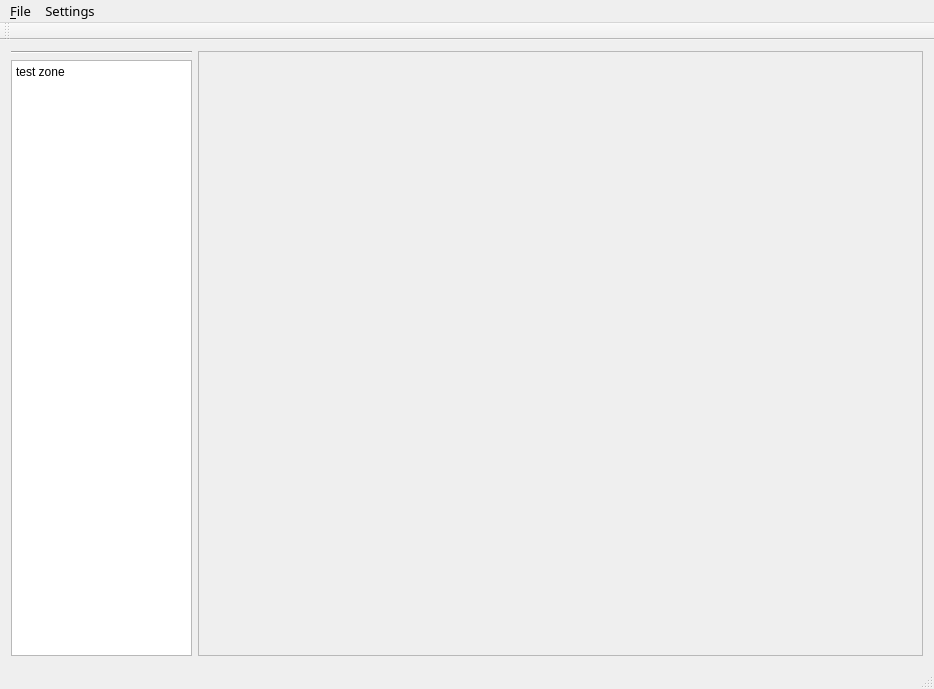
This is forms/mainwindow.ui in leihui6/osg_qtwidget as Qt 5 draws it before an edit. The edited form follows.
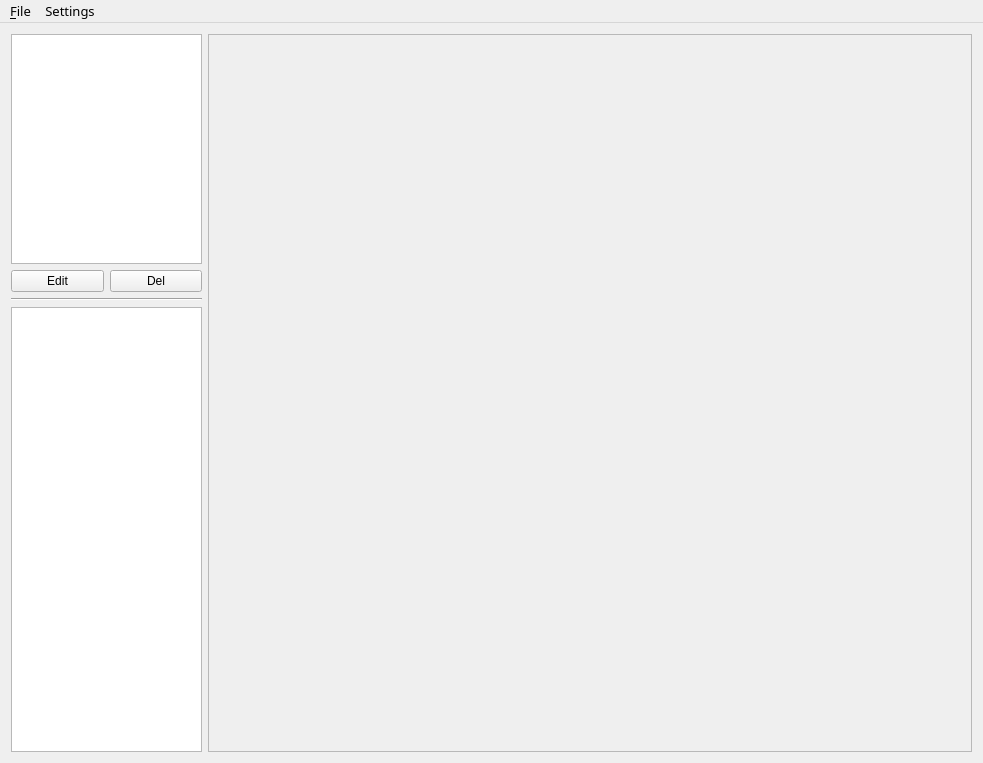
This is the edited form.

Patch:
```diff
--- a/forms/mainwindow.ui
+++ b/forms/mainwindow.ui
@@ -6,46 +6,48 @@
    <rect>
     <x>0</x>
     <y>0</y>
-    <width>934</width>
-    <height>689</height>
+    <width>983</width>
+    <height>763</height>
    </rect>
   </property>
   <property name="windowTitle">
    <string>MainWindow</string>
   </property>
   <widget class="QWidget" name="centralWidget">
-   <layout class="QGridLayout" name="gridLayout" columnstretch="1,4" columnminimumwidth="1,4">
-    <item row="0" column="1">
-     <layout class="QVBoxLayout" name="verticalLayout">
-      <item>
-       <widget class="QFrame" name="frame">
-        <property name="sizePolicy">
-         <sizepolicy hsizetype="Expanding" vsizetype="Expanding">
-          <horstretch>0</horstretch>
-          <verstretch>0</verstretch>
-         </sizepolicy>
-        </property>
-        <property name="frameShape">
-         <enum>QFrame::StyledPanel</enum>
-        </property>
-        <property name="frameShadow">
-         <enum>QFrame::Raised</enum>
-        </property>
-       </widget>
-      </item>
-     </layout>
-    </item>
+   <layout class="QGridLayout" name="gridLayout" columnstretch="1,4">
     <item row="0" column="0">
-     <layout class="QVBoxLayout" name="verticalLayout_2" stretch="5,0,5">
+     <layout class="QVBoxLayout" name="verticalLayout_3" stretch="3,5">
       <item>
-       <layout class="QVBoxLayout" name="vlayout_control_panel"/>
-      </item>
-      <item>
-       <widget class="Line" name="line">
-        <property name="orientation">
-         <enum>Qt::Horizontal</enum>
-        </property>
-       </widget>
+       <layout class="QVBoxLayout" name="verticalLayout_2">
+        <item>
+         <widget class="QListWidget" name="listWidget"/>
+        </item>
+        <item>
+         <layout class="QHBoxLayout" name="horizontalLayout">
+          <item>
+           <widget class="QPushButton" name="pbt_edit">
+            <property name="text">
+             <string>Edit</string>
+            </property>
+           </widget>
+          </item>
+          <item>
+           <widget class="QPushButton" name="pbt_del">
+            <property name="text">
+             <string>Del</string>
+            </property>
+           </widget>
+          </item>
+         </layout>
+        </item>
+        <item>
+         <widget class="Line" name="line">
+          <property name="orientation">
+           <enum>Qt::Horizontal</enum>
+          </property>
+         </widget>
+        </item>
+       </layout>
       </item>
       <item>
        <widget class="QTextEdit" name="textEdit">
@@ -55,12 +57,35 @@
           <verstretch>0</verstretch>
          </sizepolicy>
         </property>
+        <property name="readOnly">
+         <bool>true</bool>
+        </property>
         <property name="html">
          <string>&lt;!DOCTYPE HTML PUBLIC &quot;-//W3C//DTD HTML 4.0//EN&quot; &quot;http://www.w3.org/TR/REC-html40/strict.dtd&quot;&gt;
 &lt;html&gt;&lt;head&gt;&lt;meta name=&quot;qrichtext&quot; content=&quot;1&quot; /&gt;&lt;style type=&quot;text/css&quot;&gt;
 p, li { white-space: pre-wrap; }
 &lt;/style&gt;&lt;/head&gt;&lt;body style=&quot; font-family:'MS Shell Dlg 2'; font-size:7.8pt; font-weight:400; font-style:normal;&quot;&gt;
-&lt;p style=&quot; margin-top:0px; margin-bottom:0px; margin-left:0px; margin-right:0px; -qt-block-indent:0; text-indent:0px;&quot;&gt;&lt;span style=&quot; font-family:'SimSun'; font-size:9pt;&quot;&gt;test zone&lt;/span&gt;&lt;/p&gt;&lt;/body&gt;&lt;/html&gt;</string>
+&lt;p style=&quot;-qt-paragraph-type:empty; margin-top:0px; margin-bottom:0px; margin-left:0px; margin-right:0px; -qt-block-indent:0; text-indent:0px;&quot;&gt;&lt;br /&gt;&lt;/p&gt;&lt;/body&gt;&lt;/html&gt;</string>
+        </property>
+       </widget>
+      </item>
+     </layout>
+    </item>
+    <item row="0" column="1">
+     <layout class="QVBoxLayout" name="verticalLayout">
+      <item>
+       <widget class="QFrame" name="frame">
+        <property name="sizePolicy">
+         <sizepolicy hsizetype="Expanding" vsizetype="Expanding">
+          <horstretch>0</horstretch>
+          <verstretch>0</verstretch>
+         </sizepolicy>
+        </property>
+        <property name="frameShape">
+         <enum>QFrame::StyledPanel</enum>
+        </property>
+        <property name="frameShadow">
+         <enum>QFrame::Raised</enum>
         </property>
        </widget>
       </item>
@@ -73,8 +98,8 @@
     <rect>
      <x>0</x>
      <y>0</y>
-     <width>934</width>
-     <height>26</height>
+     <width>983</width>
+     <height>27</height>
     </rect>
    </property>
    <property name="font">
@@ -108,15 +133,6 @@
    <addaction name="menuFile"/>
    <addaction name="menuSettings"/>
   </widget>
-  <widget class="QToolBar" name="mainToolBar">
-   <attribute name="toolBarArea">
-    <enum>TopToolBarArea</enum>
-   </attribute>
-   <attribute name="toolBarBreak">
-    <bool>false</bool>
-   </attribute>
-  </widget>
-  <widget class="QStatusBar" name="statusBar"/>
   <action name="actionOpen">
    <property name="text">
     <string>&amp;Open</string>
```
